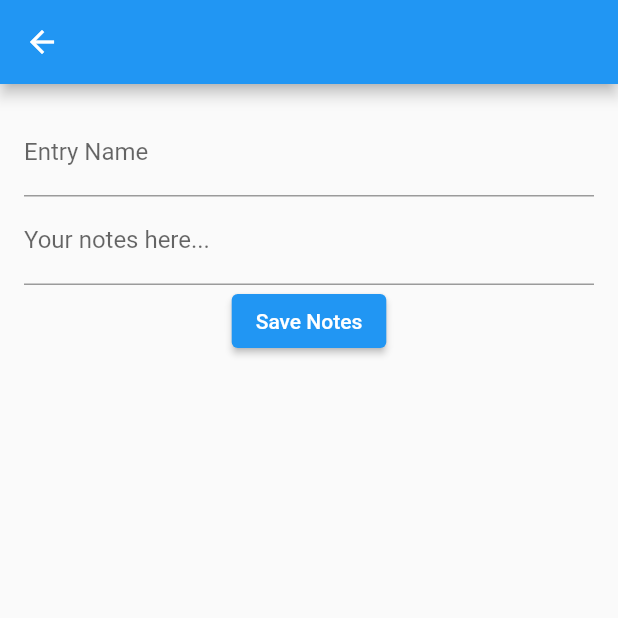
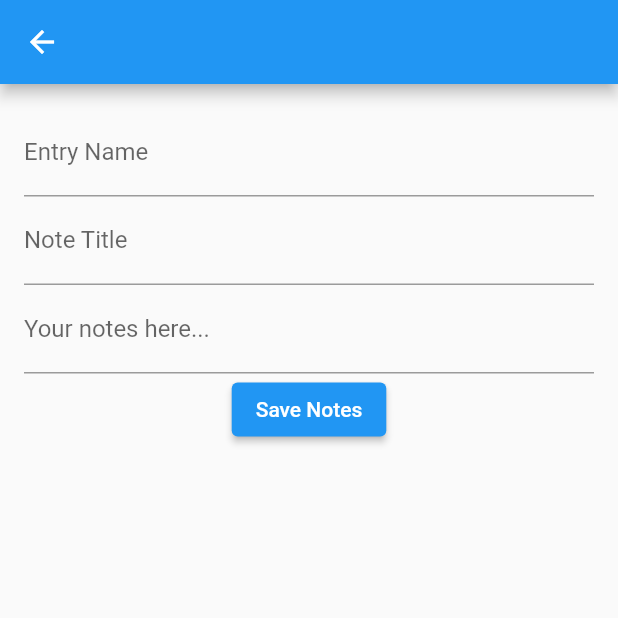
Before and after one commit to wtwente20/SavePoint, a Flutter app: the EntryNotesScreen screen opened directly with empty values, on a phone screen of 412 x 824 dp, the top half of it. Run offline on Flutter 3.47's test engine with Material 2 defaults, Android fonts, the phone set to English and light mode, and no system bars; our stand-ins replace flutter_riverpod.

Commit message:
currently able to successfully save one note under a title.

```diff
--- a/lib/data/entry.dart
+++ b/lib/data/entry.dart
@@ -10,4 +10,18 @@ class Entry {
     this.noteTitle = '',    // Default is empty.
     required this.note,
   });
+
+  Entry copyWith({
+    String? category,
+    String? title,
+    String? noteTitle,
+    String? note,
+  }) {
+    return Entry(
+      category: category ?? this.category,
+      title: title ?? this.title,
+      noteTitle: noteTitle ?? this.noteTitle,
+      note: note ?? this.note,
+    );
+  }
 }
--- a/lib/providers/entry_provider.dart
+++ b/lib/providers/entry_provider.dart
@@ -3,7 +3,11 @@ import 'package:flutter_riverpod/flutter_riverpod.dart';
 import '../data/entry.dart';
 
 class EntryListNotifier extends StateNotifier<List<Entry>> {
-  EntryListNotifier() : super([]);
+  EntryListNotifier() : super([
+    Entry(category: 'Books', title: '', noteTitle: '', note: ''),
+    Entry(category: 'Video Games', title: '', noteTitle: '', note: ''),
+    Entry(category: 'Tabletop RPGs', title: '', noteTitle: '', note: ''),
+  ]);
 
   void addEntry(Entry entry) {
     state = [...state, entry];
@@ -20,6 +24,29 @@ class EntryListNotifier extends StateNotifier<List<Entry>> {
     newState.removeAt(index);
     state = newState;
   }
+
+  // Merged methods from CategoryEntriesProvider
+
+  void updateEntryNote(Entry entry, String updatedNote) {
+    final index = state.indexWhere((e) => e.title == entry.title && e.category == entry.category);
+    if(index != -1) {
+      final updatedEntry = state[index].copyWith(note: updatedNote);
+      updateEntry(index, updatedEntry);
+    }
+  }
+
+  void addCategory(String category) {
+    state = [...state, Entry(category: category, title: '', noteTitle: '', note: '')];
+  }
+
+  void updateEntryTitle(String category, String oldEntryTitle, String newEntryTitle) {
+    final index = state.indexWhere((e) => e.title == oldEntryTitle && e.category == category);
+    if(index != -1) {
+      final updatedEntry = state[index].copyWith(title: newEntryTitle);
+      updateEntry(index, updatedEntry);
+    }
+  }
+
 }
 
 final entryListProvider = StateNotifierProvider<EntryListNotifier, List<Entry>>((ref) => EntryListNotifier());
--- a/lib/screens/entry_notes_screen.dart
+++ b/lib/screens/entry_notes_screen.dart
@@ -1,8 +1,8 @@
 import 'package:flutter/material.dart';
 import 'package:flutter_riverpod/flutter_riverpod.dart';
-import 'package:savepoint_app/providers/category_entries_notifier.dart';
 
 import '../data/entry.dart';
+import '../providers/entry_provider.dart';  // Import the unified provider here
 
 class EntryNotesScreen extends ConsumerWidget {
   final Entry entryData;
@@ -11,16 +11,19 @@ class EntryNotesScreen extends ConsumerWidget {
 
   @override
   Widget build(BuildContext context, WidgetRef ref) {
-    final categoryEntries = ref.watch(categoryEntriesProvider)!;
-    final notesForCategory = categoryEntries[entryData.category];
-    final noteText = notesForCategory?[entryData.title];
+    final allEntries = ref.watch(entryListProvider);
+    final currentEntry = allEntries.firstWhere(
+      (e) => e.category == entryData.category && e.title == entryData.title,
+      orElse: () => entryData,
+    );
 
-    final notesController = TextEditingController(text: noteText ?? "");
-    final entryNameController = TextEditingController(text: entryData.title);
+    final notesController = TextEditingController(text: currentEntry.note);
+    final entryNameController = TextEditingController(text: currentEntry.title);
+    final noteTitleController = TextEditingController(text: currentEntry.noteTitle);  // New controller for the note title
 
     return Scaffold(
       appBar: AppBar(
-        title: Text(entryData.title),
+        title: Text(currentEntry.title),
       ),
       body: Padding(
         padding: const EdgeInsets.all(16.0),
@@ -31,30 +34,34 @@ class EntryNotesScreen extends ConsumerWidget {
               decoration: InputDecoration(labelText: 'Entry Name'),
             ),
             TextField(
+              controller: noteTitleController,
+              decoration: InputDecoration(labelText: 'Note Title'),
+            ), // New TextField for the note title
+            TextField(
               controller: notesController,
               maxLines: null,
               decoration: InputDecoration(labelText: 'Your notes here...'),
             ),
             ElevatedButton(
               onPressed: () {
-                if (entryData.title != entryNameController.text) {
-                  ref.read(categoryEntriesProvider.notifier).updateEntryTitle(
-                        entryData.category,
-                        entryData.title,
-                        entryNameController.text,
-                      );
+                if (currentEntry.title != entryNameController.text) {
+                  ref.read(entryListProvider.notifier).updateEntryTitle(
+                    currentEntry.category,
+                    currentEntry.title,
+                    entryNameController.text,
+                  );
                 }
 
-                ref.read(categoryEntriesProvider.notifier).updateEntry(Entry(
-                    category: entryData.category,
+                ref.read(entryListProvider.notifier).updateEntry(
+                  allEntries.indexOf(currentEntry),
+                  currentEntry.copyWith(
                     title: entryNameController.text,
-                    note: notesController.text));
+                    note: notesController.text,
+                    noteTitle: noteTitleController.text,  // Saving the note title
+                  ),
+                );
 
-                Navigator.of(context).pop({
-                  'oldTitle': entryData.title,
-                  'newTitle': entryNameController.text,
-                  'note': notesController.text
-                });
+                Navigator.of(context).pop();
               },
               child: Text("Save Notes"),
             )
```
Also changed, not shown: lib/providers/category_entries_notifier.dart (deleted, +0 -48 lines), lib/widgets/title_card.dart (+36 -4 lines).
